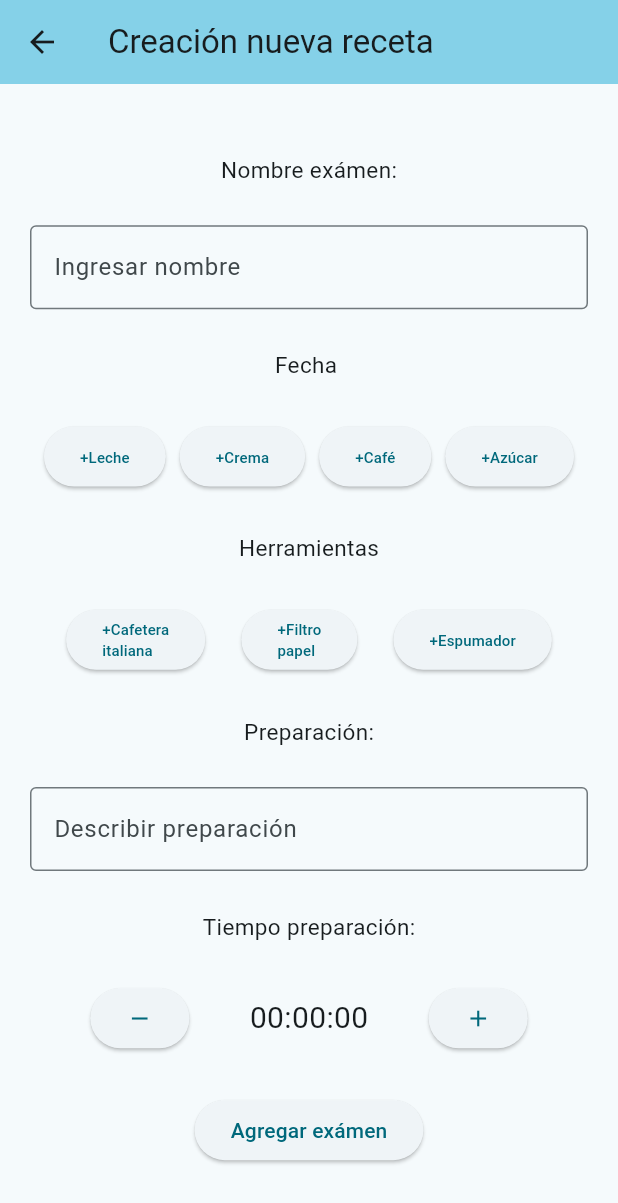
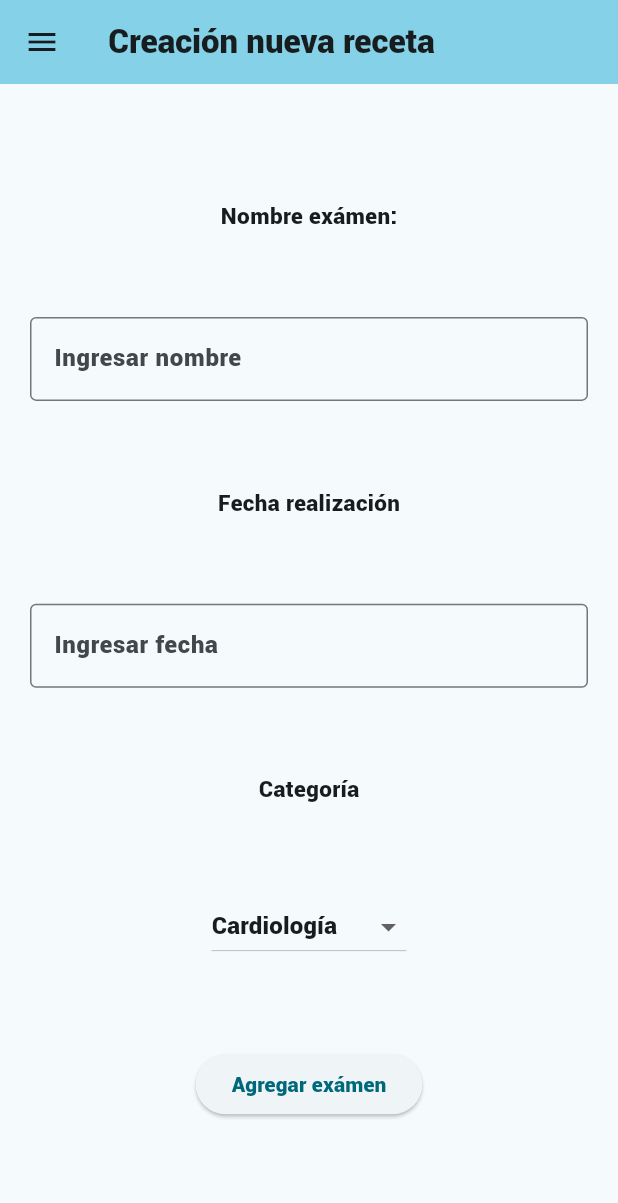
Before and after one commit to GermanAliaga/DocFileApp, a Flutter app: the AddFile screen opened directly, on a phone screen of 412 x 824 dp. Shown: the top 1203 px of the screen. Run offline on Flutter 3.47's test engine with Material 3 defaults, Android fonts, the phone set to English and light mode, and no system bars; our stand-ins replace flutter_svg; missing offline and left inert: dart:ui_web.

Commit message:
dropdownbutton

```diff
--- a/lib/main.dart
+++ b/lib/main.dart
@@ -16,6 +16,7 @@ class MyApp extends StatelessWidget {
         colorScheme: ColorScheme.fromSeed(
             seedColor: const Color.fromARGB(248, 87, 221, 255)),
         useMaterial3: true,
+        fontFamily: 'Roboto',
       ),
       debugShowCheckedModeBanner: false,
       home: const SplashScreen(),
--- a/lib/pages/addfile.dart
+++ b/lib/pages/addfile.dart
@@ -1,3 +1,5 @@
+import 'package:docfileapp/pages/mydrawer.dart';
+import 'package:docfileapp/pages/myhomepage.dart';
 import 'package:flutter/material.dart';
 
 class AddFile extends StatefulWidget {
@@ -7,7 +9,16 @@ class AddFile extends StatefulWidget {
   State<AddFile> createState() => _AddFileState();
 }
 
+const List<String> categorias = <String>[
+  'Cardiología',
+  'Traumatología',
+  'Diabetología',
+  'Kinesiología'
+];
+
 class _AddFileState extends State<AddFile> {
+  String dropdownvalue = categorias.first;
+
   @override
   Widget build(BuildContext context) {
     return Scaffold(
@@ -15,6 +26,7 @@ class _AddFileState extends State<AddFile> {
         backgroundColor: Theme.of(context).colorScheme.inversePrimary,
         title: const Text('Creación nueva receta'),
       ),
+      drawer: const MyDrawer(),
       body: Center(
         child: Padding(
             padding: const EdgeInsets.all(20.0),
@@ -31,74 +43,37 @@ class _AddFileState extends State<AddFile> {
                   hintText: 'Ingresar nombre',
                 )),
                 const Text(
-                  'Fecha ',
-                  style: TextStyle(fontSize: 15),
-                ),
-                Row(
-                  mainAxisAlignment: MainAxisAlignment.spaceEvenly,
-                  children: [
-                    ElevatedButton(
-                        onPressed: () {},
-                        child: Text('+Leche', style: TextStyle(fontSize: 10))),
-                    ElevatedButton(
-                        onPressed: () {},
-                        child: Text('+Crema', style: TextStyle(fontSize: 10))),
-                    ElevatedButton(
-                        onPressed: () {},
-                        child: Text('+Café', style: TextStyle(fontSize: 10))),
-                    ElevatedButton(
-                        onPressed: () {},
-                        child: Text('+Azúcar', style: TextStyle(fontSize: 10))),
-                  ],
-                ),
-                const Text(
-                  'Herramientas',
-                  style: TextStyle(fontSize: 15),
-                ),
-                Row(
-                  mainAxisAlignment: MainAxisAlignment.spaceEvenly,
-                  children: [
-                    ElevatedButton(
-                        onPressed: () {},
-                        child: const Text('+Cafetera\nitaliana',
-                            style: TextStyle(fontSize: 10))),
-                    ElevatedButton(
-                        onPressed: () {},
-                        child: const Text('+Filtro\npapel',
-                            style: TextStyle(fontSize: 10))),
-                    ElevatedButton(
-                        onPressed: () {},
-                        child: const Text('+Espumador',
-                            style: TextStyle(fontSize: 10))),
-                  ],
-                ),
-                const Text(
-                  'Preparación:',
+                  'Fecha realización',
                   style: TextStyle(fontSize: 15),
                 ),
                 const TextField(
                     decoration: InputDecoration(
                   border: OutlineInputBorder(),
-                  hintText: 'Describir preparación',
+                  hintText: 'Ingresar fecha',
                 )),
                 const Text(
-                  'Tiempo preparación:',
+                  'Categoría',
                   style: TextStyle(fontSize: 15),
                 ),
-                Row(
-                  mainAxisAlignment: MainAxisAlignment.spaceEvenly,
-                  children: [
-                    ElevatedButton(onPressed: () {}, child: Icon(Icons.remove)),
-                    const Text(
-                      '00:00:00',
-                      style: TextStyle(fontSize: 20),
-                    ),
-                    ElevatedButton(onPressed: () {}, child: Icon(Icons.add)),
-                  ],
+                DropdownButton<String>(
+                  value: dropdownvalue,
+                  onChanged: (String? value) {
+                    setState(() {
+                      dropdownvalue = value!;
+                    });
+                  },
+                  items:
+                      categorias.map<DropdownMenuItem<String>>((String value) {
+                    return DropdownMenuItem(value: value, child: Text(value));
+                  }).toList(),
                 ),
                 ElevatedButton(
                     onPressed: () {
                       Navigator.pop(context);
+                      Navigator.push(
+                          context,
+                          MaterialPageRoute(
+                              builder: (context) => const MyHomePage()));
                     },
                     child: const Text('Agregar exámen')),
               ],
```
Also changed, not shown: pubspec.yaml (+4 -4 lines), assets/fonts/Roboto-Black.ttf (added).
